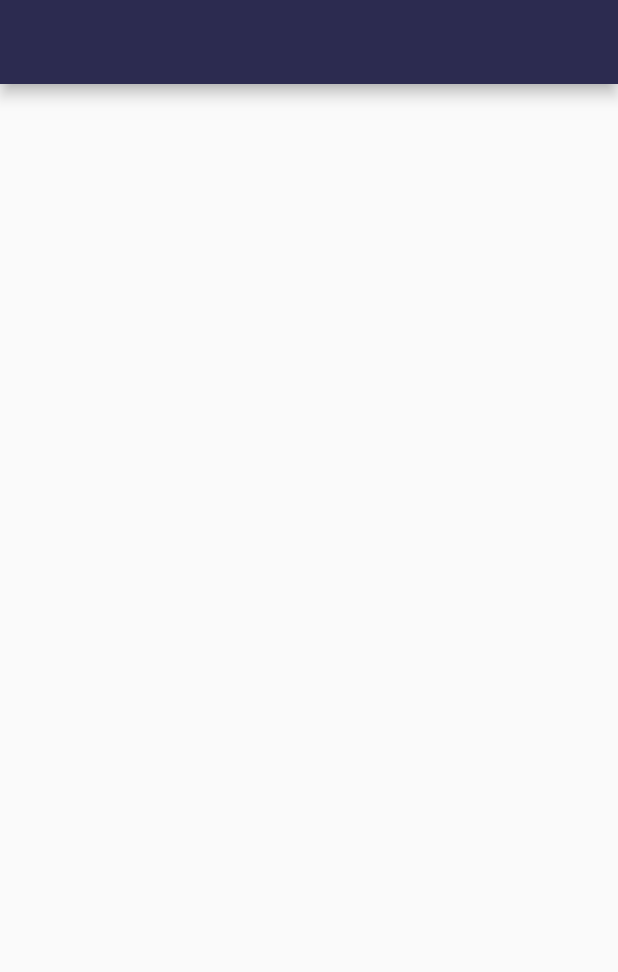
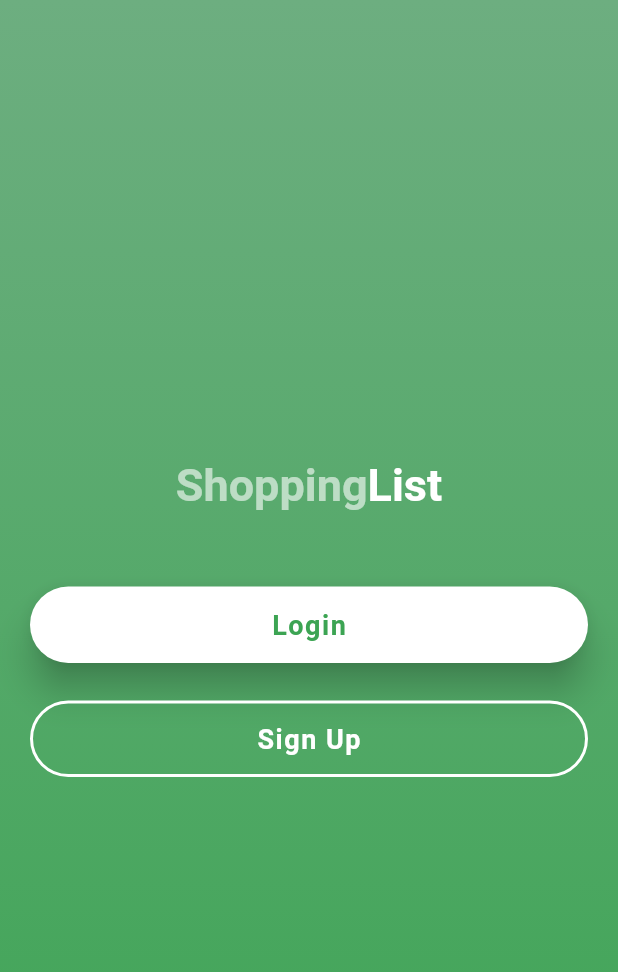
Before and after one commit to alexsierra45/shopping_list, a Flutter app: the screen it shows after launch, on a phone screen of 412 x 824 dp. Shown: the top 972 px of the screen. Run offline on Flutter 3.47's test engine with Material 2 defaults, Android fonts, the phone set to English and light mode, and no system bars.

Commit message:
Welcome Screen

```diff
--- /dev/null
+++ b/lib/MainScreens/homeScreen.dart
@@ -0,0 +1,18 @@
+import 'package:flutter/material.dart';
+
+class HomeScreen extends StatefulWidget {
+  const HomeScreen({super.key});
+
+  @override
+  State<HomeScreen> createState() => _HomeScreenState();
+}
+
+class _HomeScreenState extends State<HomeScreen> {
+  @override
+  Widget build(BuildContext context) {
+    return Scaffold(
+      appBar: AppBar(backgroundColor: Theme.of(context).primaryColor),
+      body: Center(),
+    );
+  }
+}
--- /dev/null
+++ b/lib/MainScreens/login/welcomeScreen.dart
@@ -0,0 +1,96 @@
+import 'package:flutter/material.dart';
+import 'package:shopping_list/Utils/TextApp.dart';
+import 'package:shopping_list/Widgets/Designs/DesignWidgets.dart';
+
+class WelcomeScreen extends StatefulWidget {
+  const WelcomeScreen({super.key});
+
+  @override
+  State<WelcomeScreen> createState() => _WelcomeScreenState();
+}
+
+class _WelcomeScreenState extends State<WelcomeScreen> {
+  @override
+  Widget build(BuildContext context) {
+    return SafeArea(
+      child: Scaffold(
+        body: SingleChildScrollView(
+          child: Container(
+            padding: EdgeInsets.symmetric(horizontal: 20),
+            height: MediaQuery.of(context).size.height,
+            width: MediaQuery.of(context).size.width,
+            decoration: BoxDecoration(
+              gradient: DesignWidgets().lienarGradientMain(context),
+            ),
+            child: Column(
+              mainAxisAlignment: MainAxisAlignment.center,
+              crossAxisAlignment: CrossAxisAlignment.center,
+              children: [
+                DesignWidgets().titleCustomed(context),
+                _loginButton(context),
+                _signUpButton(context)
+              ],
+            ),
+          ),
+        ),
+      ),
+    );
+  }
+}
+
+Widget _loginButton(BuildContext context) {
+  return Container(
+      padding: EdgeInsets.only(top: 50, bottom: 25),
+      width: MediaQuery.of(context).size.width,
+      child: ElevatedButton(
+        onPressed: () => Navigator.pushNamed(context, '/login'),
+        style: ElevatedButton.styleFrom(
+          elevation: 10,
+          padding: EdgeInsets.all(15),
+          shape: RoundedRectangleBorder(
+            borderRadius: BorderRadius.circular(30),
+          ),
+          backgroundColor: Colors.white,
+        ),
+        child: Text(
+          TextApp.LOGIN,
+          style: TextStyle(
+            color: Theme.of(context).primaryColor,
+            fontSize: 18,
+            letterSpacing: 1,
+            fontWeight: FontWeight.bold,
+          ),
+        ),
+      ));
+}
+
+Widget _signUpButton(BuildContext context) {
+  return Container(
+      width: MediaQuery.of(context).size.width,
+      child: OutlinedButton(
+        onPressed: () => Navigator.pushNamed(context, '/signup'),
+        style: ButtonStyle(
+          padding: MaterialStateProperty.all(EdgeInsets.all(15)),
+          shape: MaterialStateProperty.all<RoundedRectangleBorder>(
+            RoundedRectangleBorder(
+              borderRadius: BorderRadius.circular(30),
+            ),
+          ),
+          side: MaterialStateProperty.all(
+            BorderSide(
+              color: Colors.white,
+              width: 2,
+            ),
+          ),
+        ),
+        child: Text(
+          TextApp.SIGNUP,
+          style: TextStyle(
+            color: Colors.white,
+            fontSize: 18,
+            letterSpacing: 1,
+            fontWeight: FontWeight.bold,
+          ),
+        ),
+      ));
+}
--- a/lib/MainScreens/main.dart
+++ b/lib/MainScreens/main.dart
@@ -1,4 +1,5 @@
 import 'package:flutter/material.dart';
+import 'package:shopping_list/MainScreens/login/welcomeScreen.dart';
 
 void main() {
   runApp(const MyApp());
@@ -11,18 +12,36 @@ class MyApp extends StatelessWidget {
   Widget build(BuildContext context) {
     return MaterialApp(
       theme: ThemeData(
-        primaryColor: const Color(0xff2c2b50),
-        primaryColorDark: const Color(0xff050028),
-        primaryColorLight: const Color(0xff57547c),
+        primaryColor: Color.fromARGB(255, 60, 164, 83),
+        primaryColorDark: Color.fromARGB(255, 20, 93, 10),
+        primaryColorLight: Color.fromARGB(255, 109, 174, 128),
         colorScheme: ColorScheme.fromSwatch().copyWith(
-          primary: const Color(0xff2c2b50),
+          primary: Color.fromARGB(255, 27, 195, 63),
           secondary: const Color(0xffedecee),
-          tertiary: Color.fromARGB(112, 43, 208, 213),
+          tertiary: Color.fromARGB(111, 43, 213, 136),
           background: const Color(0xffffffff),
+        ),
+        textTheme: TextTheme(
+          displayLarge: TextStyle(
+            fontFamily: 'Roboto',
+            fontSize: 30,
+            color: Colors.white,
+            fontWeight: FontWeight.w700,
+          ),
+          displayMedium: TextStyle(
+            fontFamily: 'Roboto',
+            fontSize: 16,
+            fontWeight: FontWeight.w700,
+          ),
+          displaySmall: TextStyle(
+            fontFamily: 'Roboto',
+            fontSize: 12,
+            fontWeight: FontWeight.w700,
+          ),
         ),
         visualDensity: VisualDensity.adaptivePlatformDensity,
       ),
-      home: MyHomePage(title: 'Hola'),
+      home: WelcomeScreen(),
     );
   }
 }
@@ -40,7 +59,9 @@ class _MyHomePageState extends State<MyHomePage> {
   Widget build(BuildContext context) {
     return Scaffold(
       appBar: AppBar(backgroundColor: Theme.of(context).primaryColor),
-      body: Center(),
+      body: Center(
+        child: Text('Hello World!!'),
+      ),
     );
   }
 }
--- /dev/null
+++ b/lib/Utils/TextApp.dart
@@ -0,0 +1,6 @@
+class TextApp {
+  static const String appName = "Shopping List";
+  static const String LOADING = "Loading...";
+  static const String LOGIN = "Login";
+  static const String SIGNUP = "Sign Up";
+}
--- /dev/null
+++ b/lib/Widgets/Designs/DesignWidgets.dart
@@ -0,0 +1,39 @@
+import 'package:flutter/material.dart';
+
+class DesignWidgets {
+  LinearGradient lienarGradientMain(BuildContext context) {
+    return LinearGradient(
+      begin: Alignment.topCenter,
+      end: Alignment.bottomCenter,
+      colors: [
+        Theme.of(context).primaryColorLight,
+        Theme.of(context).primaryColor,
+      ],
+    );
+  }
+
+  RichText titleCustomed(BuildContext context) {
+    return RichText(
+      textAlign: TextAlign.center,
+      text: TextSpan(
+          text: 'Shopping',
+          style: TextStyle(
+            fontFamily: 'Roboto',
+            fontSize: 30,
+            color: Colors.white60,
+            fontWeight: FontWeight.w700,
+          ),
+          children: [
+            TextSpan(
+              text: 'List',
+              style: TextStyle(
+                fontFamily: 'Roboto',
+                fontSize: 30,
+                color: Colors.white,
+                fontWeight: FontWeight.w700,
+              ),
+            ),
+          ]),
+    );
+  }
+}
```
